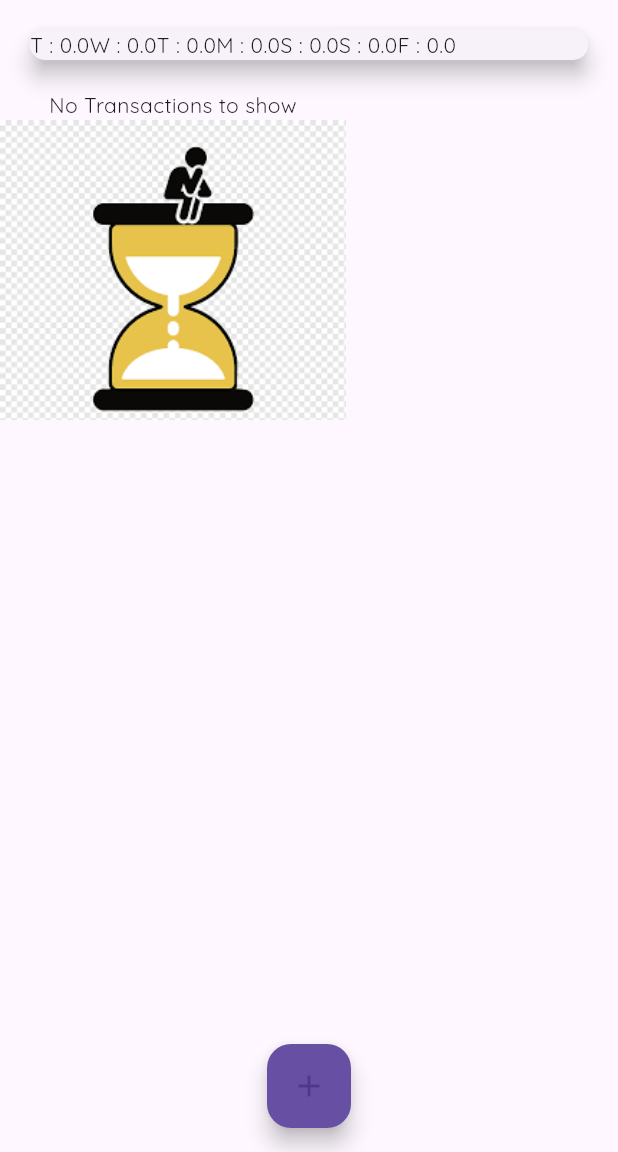
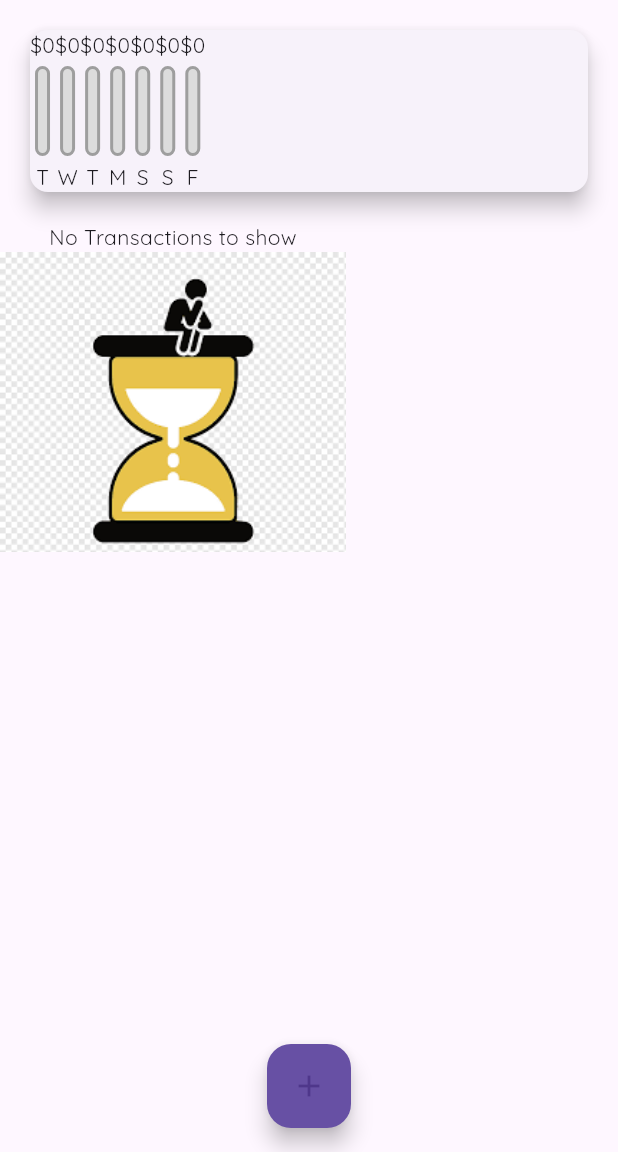
Before and after one commit to Abelmalu/expense-tracker-app, a Flutter app: the screen it shows after launch, on a phone screen of 412 x 824 dp, the part 84-1236 px from its top. Run offline on Flutter 3.47's test engine with Material 3 defaults, Android fonts, the light colour scheme and no system bars.

Commit message:
bars drawn on the  chart

```diff
--- a/lib/widgets/chart.dart
+++ b/lib/widgets/chart.dart
@@ -1,6 +1,8 @@
 import 'package:expense_t/models/transaction.dart';
+import 'package:expense_t/widgets/chart_bar.dart';
 import 'package:flutter/material.dart';
 import 'package:intl/intl.dart';
+import './chart_bar.dart';
 
 class Chart extends StatelessWidget {
   final List<Transaction> recentTransactions;
@@ -25,9 +27,15 @@
       print(totalSum);
 
       return {
-        'day': DateFormat.E().format(weekDay).substring(0,1),
+        'day': DateFormat.E().format(weekDay).substring(0, 1),
         'amount': totalSum,
       };
+    });
+  }
+
+  double get totalSpending {
+    return groupedTransactionValues.fold(0.0, (sum, item) {
+      return sum + (item['amount'] as double);
     });
   }
 
@@ -38,9 +46,13 @@
         elevation: 6,
         margin: EdgeInsets.all(20),
         child: Row(
-          children: groupedTransactionValues.map((data) {
-            return Text('${data['day']} : ${data['amount']}');
-          }).toList(),
+          children:
+            groupedTransactionValues.map((data) {
+              return ChartBar((data['day'])as String, (data['amount']) as double, ((data['amount'] )as double) / totalSpending);
+            }).toList(),
+
         ));
   }
 }
+// Text('${data['day']} : ${data['amount']}');
+//           }).toList(),
--- /dev/null
+++ b/lib/widgets/chart_bar.dart
@@ -0,0 +1,50 @@
+import 'package:flutter/material.dart';
+import 'package:flutter/rendering.dart';
+
+class ChartBar extends StatelessWidget {
+  final String label;
+  final double spendingAmount;
+  final double speningPctOfTotal;
+
+  ChartBar(this.label, this.spendingAmount, this.speningPctOfTotal);
+
+  @override
+  Widget build(BuildContext context) {
+    return Column(
+      children: [
+        Text('\$${spendingAmount.toStringAsFixed(0)}'),
+        SizedBox(height: 4),
+        Container(
+          height: 60,
+          width: 10,
+          child: Stack(
+            children: [
+              Container(
+                decoration: BoxDecoration(
+                  border: Border.all(
+                    color: Colors.grey,
+                    width: 2,
+                  ),
+                  color: Color.fromRGBO(220, 220, 220, 1),
+                  borderRadius: BorderRadius.circular(10),
+                ),
+              ),
+              FractionallySizedBox(
+                heightFactor: speningPctOfTotal,
+                child: Container(
+                  decoration: BoxDecoration(
+                    color: Theme.of(context).primaryColor,
+                    borderRadius: BorderRadius.circular(10),
+                  ),
+                ),
+              ),
+            ],
+          ),
+        ),
+        SizedBox(height: 4),
+        Text(label),
+      ],
+    );
+    ;
+  }
+}
```
